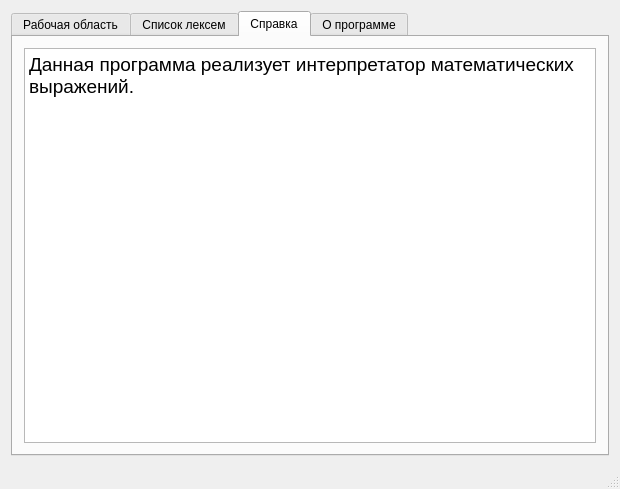
Qt form mainwindow.ui (SwampDok/SimpleInterpreter) before a commit.
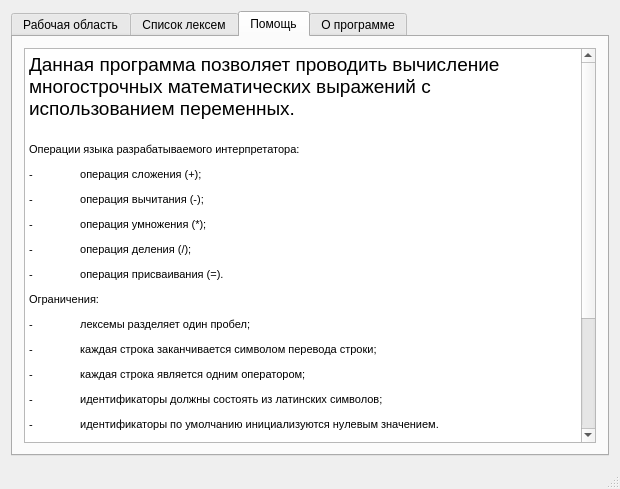
The same form after that commit. The open tabs and pages were chosen to show the change.

Commit message: v0.0072 Добавлена функция очистки таблицы переменных

What changed in the file:
```diff
--- a/mainwindow.ui
+++ b/mainwindow.ui
@@ -97,7 +97,7 @@
       </widget>
       <widget class="QWidget" name="tab_3">
        <attribute name="title">
-        <string>Справка</string>
+        <string>Помощь</string>
        </attribute>
        <layout class="QVBoxLayout" name="verticalLayout_2">
         <item>
@@ -107,7 +107,27 @@
 &lt;html&gt;&lt;head&gt;&lt;meta name=&quot;qrichtext&quot; content=&quot;1&quot; /&gt;&lt;style type=&quot;text/css&quot;&gt;
 p, li { white-space: pre-wrap; }
 &lt;/style&gt;&lt;/head&gt;&lt;body style=&quot; font-family:'MS Shell Dlg 2'; font-size:8.25pt; font-weight:400; font-style:normal;&quot;&gt;
-&lt;p style=&quot; margin-top:0px; margin-bottom:0px; margin-left:0px; margin-right:0px; -qt-block-indent:0; text-indent:0px;&quot;&gt;&lt;span style=&quot; font-size:14pt;&quot;&gt;Данная программа реализует интерпретатор математических выражений.&lt;/span&gt;&lt;/p&gt;&lt;/body&gt;&lt;/html&gt;</string>
+&lt;p style=&quot; margin-top:0px; margin-bottom:0px; margin-left:0px; margin-right:0px; -qt-block-indent:0; text-indent:0px;&quot;&gt;&lt;span style=&quot; font-size:14pt;&quot;&gt;Данная программа позволяет проводить вычисление многострочных математических выражений с использованием переменных.&lt;/span&gt;&lt;/p&gt;
+&lt;p style=&quot;-qt-paragraph-type:empty; margin-top:0px; margin-bottom:0px; margin-left:0px; margin-right:0px; -qt-block-indent:0; text-indent:0px; font-size:14pt;&quot;&gt;&lt;br /&gt;&lt;/p&gt;
+&lt;p style=&quot; margin-top:0px; margin-bottom:0px; margin-left:0px; margin-right:0px; -qt-block-indent:0; text-indent:0px;&quot;&gt;&lt;span style=&quot; font-size:8pt;&quot;&gt;Операции языка разрабатываемого интерпретатора: &lt;/span&gt;&lt;/p&gt;
+&lt;p style=&quot; margin-top:12px; margin-bottom:12px; margin-left:0px; margin-right:0px; -qt-block-indent:0; text-indent:0px;&quot;&gt;&lt;span style=&quot; font-family:'Symbol'; font-size:8pt;&quot;&gt;-&lt;/span&gt;&lt;span style=&quot; font-family:'Times New Roman'; font-size:7pt;&quot;&gt;                   &lt;/span&gt;&lt;span style=&quot; font-size:8pt;&quot;&gt;операция сложения (+); &lt;/span&gt;&lt;/p&gt;
+&lt;p style=&quot; margin-top:12px; margin-bottom:12px; margin-left:0px; margin-right:0px; -qt-block-indent:0; text-indent:0px;&quot;&gt;&lt;span style=&quot; font-family:'Symbol'; font-size:8pt;&quot;&gt;-&lt;/span&gt;&lt;span style=&quot; font-family:'Times New Roman'; font-size:7pt;&quot;&gt;                   &lt;/span&gt;&lt;span style=&quot; font-size:8pt;&quot;&gt;операция вычитания (-); &lt;/span&gt;&lt;/p&gt;
+&lt;p style=&quot; margin-top:12px; margin-bottom:12px; margin-left:0px; margin-right:0px; -qt-block-indent:0; text-indent:0px;&quot;&gt;&lt;span style=&quot; font-family:'Symbol'; font-size:8pt;&quot;&gt;-&lt;/span&gt;&lt;span style=&quot; font-family:'Times New Roman'; font-size:7pt;&quot;&gt;                   &lt;/span&gt;&lt;span style=&quot; font-size:8pt;&quot;&gt;операция умножения (*); &lt;/span&gt;&lt;/p&gt;
+&lt;p style=&quot; margin-top:12px; margin-bottom:12px; margin-left:0px; margin-right:0px; -qt-block-indent:0; text-indent:0px;&quot;&gt;&lt;span style=&quot; font-family:'Symbol'; font-size:8pt;&quot;&gt;-&lt;/span&gt;&lt;span style=&quot; font-family:'Times New Roman'; font-size:7pt;&quot;&gt;                   &lt;/span&gt;&lt;span style=&quot; font-size:8pt;&quot;&gt;операция деления (/); &lt;/span&gt;&lt;/p&gt;
+&lt;p style=&quot; margin-top:12px; margin-bottom:12px; margin-left:0px; margin-right:0px; -qt-block-indent:0; text-indent:0px;&quot;&gt;&lt;span style=&quot; font-family:'Symbol'; font-size:8pt;&quot;&gt;-&lt;/span&gt;&lt;span style=&quot; font-family:'Times New Roman'; font-size:7pt;&quot;&gt;                   &lt;/span&gt;&lt;span style=&quot; font-size:8pt;&quot;&gt;операция присваивания (=). &lt;/span&gt;&lt;/p&gt;
+&lt;p style=&quot; margin-top:12px; margin-bottom:12px; margin-left:0px; margin-right:0px; -qt-block-indent:0; text-indent:0px;&quot;&gt;&lt;span style=&quot; font-size:8pt;&quot;&gt;Ограничения: &lt;/span&gt;&lt;/p&gt;
+&lt;p style=&quot; margin-top:12px; margin-bottom:12px; margin-left:0px; margin-right:0px; -qt-block-indent:0; text-indent:0px;&quot;&gt;&lt;span style=&quot; font-family:'Symbol'; font-size:8pt;&quot;&gt;-&lt;/span&gt;&lt;span style=&quot; font-family:'Times New Roman'; font-size:7pt;&quot;&gt;                   &lt;/span&gt;&lt;span style=&quot; font-size:8pt;&quot;&gt;лексемы разделяет один пробел; &lt;/span&gt;&lt;/p&gt;
+&lt;p style=&quot; margin-top:12px; margin-bottom:12px; margin-left:0px; margin-right:0px; -qt-block-indent:0; text-indent:0px;&quot;&gt;&lt;span style=&quot; font-family:'Symbol'; font-size:8pt;&quot;&gt;-&lt;/span&gt;&lt;span style=&quot; font-family:'Times New Roman'; font-size:7pt;&quot;&gt;                   &lt;/span&gt;&lt;span style=&quot; font-size:8pt;&quot;&gt;каждая строка заканчивается символом перевода строки; &lt;/span&gt;&lt;/p&gt;
+&lt;p style=&quot; margin-top:12px; margin-bottom:12px; margin-left:0px; margin-right:0px; -qt-block-indent:0; text-indent:0px;&quot;&gt;&lt;span style=&quot; font-family:'Symbol'; font-size:8pt;&quot;&gt;-&lt;/span&gt;&lt;span style=&quot; font-family:'Times New Roman'; font-size:7pt;&quot;&gt;                   &lt;/span&gt;&lt;span style=&quot; font-size:8pt;&quot;&gt;каждая строка является одним оператором; &lt;/span&gt;&lt;/p&gt;
+&lt;p style=&quot; margin-top:12px; margin-bottom:12px; margin-left:0px; margin-right:0px; -qt-block-indent:0; text-indent:0px;&quot;&gt;&lt;span style=&quot; font-family:'Symbol'; font-size:8pt;&quot;&gt;-&lt;/span&gt;&lt;span style=&quot; font-family:'Times New Roman'; font-size:7pt;&quot;&gt;                   &lt;/span&gt;&lt;span style=&quot; font-size:8pt;&quot;&gt;идентификаторы должны состоять из латинских символов; &lt;/span&gt;&lt;/p&gt;
+&lt;p style=&quot; margin-top:12px; margin-bottom:12px; margin-left:0px; margin-right:0px; -qt-block-indent:0; text-indent:0px;&quot;&gt;&lt;span style=&quot; font-family:'Symbol'; font-size:8pt;&quot;&gt;-&lt;/span&gt;&lt;span style=&quot; font-family:'Times New Roman'; font-size:7pt;&quot;&gt;                   &lt;/span&gt;&lt;span style=&quot; font-size:8pt;&quot;&gt;идентификаторы по умолчанию инициализуются нулевым значением. &lt;/span&gt;&lt;/p&gt;
+&lt;p style=&quot; margin-top:12px; margin-bottom:12px; margin-left:0px; margin-right:0px; -qt-block-indent:0; text-indent:0px;&quot;&gt;&lt;span style=&quot; font-size:8pt;&quot;&gt;Пример программы:&lt;/span&gt;&lt;/p&gt;
+&lt;p style=&quot; margin-top:12px; margin-bottom:12px; margin-left:0px; margin-right:0px; -qt-block-indent:0; text-indent:0px;&quot;&gt;&lt;span style=&quot; font-size:8pt;&quot;&gt;x = 10 + 3 * 4&lt;/span&gt;&lt;/p&gt;
+&lt;p style=&quot; margin-top:12px; margin-bottom:12px; margin-left:0px; margin-right:0px; -qt-block-indent:0; text-indent:0px;&quot;&gt;&lt;span style=&quot; font-size:8pt;&quot;&gt;y = x + 13&lt;/span&gt;&lt;/p&gt;
+&lt;p style=&quot; margin-top:12px; margin-bottom:12px; margin-left:0px; margin-right:0px; -qt-block-indent:0; text-indent:0px;&quot;&gt;&lt;span style=&quot; font-size:8pt;&quot;&gt;Результат:&lt;/span&gt;&lt;/p&gt;
+&lt;p style=&quot; margin-top:12px; margin-bottom:12px; margin-left:0px; margin-right:0px; -qt-block-indent:0; text-indent:0px;&quot;&gt;&lt;span style=&quot; font-size:8pt;&quot;&gt;х = 22&lt;/span&gt;&lt;/p&gt;
+&lt;p style=&quot; margin-top:12px; margin-bottom:12px; margin-left:0px; margin-right:0px; -qt-block-indent:0; text-indent:0px;&quot;&gt;&lt;span style=&quot; font-size:8pt;&quot;&gt;y = 35&lt;/span&gt;&lt;/p&gt;
+&lt;p style=&quot;-qt-paragraph-type:empty; margin-top:12px; margin-bottom:12px; margin-left:0px; margin-right:0px; -qt-block-indent:0; text-indent:0px; font-size:8pt;&quot;&gt;&lt;br /&gt;&lt;/p&gt;&lt;/body&gt;&lt;/html&gt;</string>
           </property>
          </widget>
         </item>
```
Left out of the diff: 6 changed lines with no effect on the pictures. The commit also changes 2 other files.
